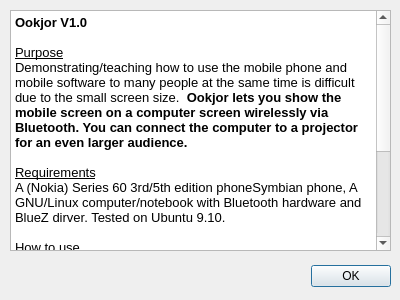
Old version of the form bin_src/aboutookjordialog.ui in the repository ykasidit/Ookjor.
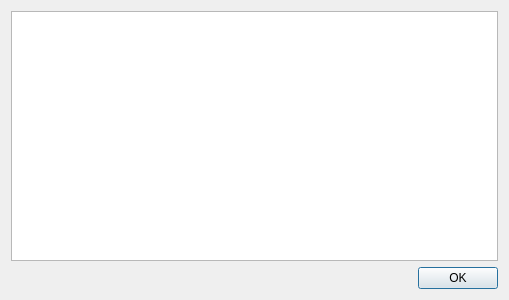
New version of the form.

Commit message: now about dlg loads from README

The edit to the form file:
```diff
--- a/bin_src/aboutookjordialog.ui
+++ b/bin_src/aboutookjordialog.ui
@@ -6,60 +6,36 @@
    <rect>
     <x>0</x>
     <y>0</y>
-    <width>400</width>
+    <width>509</width>
     <height>300</height>
    </rect>
   </property>
   <property name="windowTitle">
    <string>About Ookjor</string>
   </property>
-  <widget class="QDialogButtonBox" name="buttonBox">
-   <property name="geometry">
-    <rect>
-     <x>50</x>
-     <y>260</y>
-     <width>341</width>
-     <height>32</height>
-    </rect>
-   </property>
-   <property name="orientation">
-    <enum>Qt::Horizontal</enum>
-   </property>
-   <property name="standardButtons">
-    <set>QDialogButtonBox::Ok</set>
-   </property>
-  </widget>
-  <widget class="QTextBrowser" name="textBrowser">
-   <property name="geometry">
-    <rect>
-     <x>10</x>
-     <y>10</y>
-     <width>381</width>
-     <height>241</height>
-    </rect>
-   </property>
-   <property name="html">
-    <string>&lt;!DOCTYPE HTML PUBLIC &quot;-//W3C//DTD HTML 4.0//EN&quot; &quot;http://www.w3.org/TR/REC-html40/strict.dtd&quot;&gt;
+  <layout class="QVBoxLayout" name="verticalLayout">
+   <item>
+    <widget class="QTextBrowser" name="textBrowser">
+     <property name="html">
+      <string notr="true">&lt;!DOCTYPE HTML PUBLIC &quot;-//W3C//DTD HTML 4.0//EN&quot; &quot;http://www.w3.org/TR/REC-html40/strict.dtd&quot;&gt;
 &lt;html&gt;&lt;head&gt;&lt;meta name=&quot;qrichtext&quot; content=&quot;1&quot; /&gt;&lt;style type=&quot;text/css&quot;&gt;
 p, li { white-space: pre-wrap; }
 &lt;/style&gt;&lt;/head&gt;&lt;body style=&quot; font-family:'Sans'; font-size:10pt; font-weight:400; font-style:normal;&quot;&gt;
-&lt;p style=&quot; margin-top:0px; margin-bottom:0px; margin-left:0px; margin-right:0px; -qt-block-indent:0; text-indent:0px;&quot;&gt;&lt;span style=&quot; font-weight:600;&quot;&gt;Ookjor V1.0&lt;/span&gt;&lt;/p&gt;
-&lt;p style=&quot;-qt-paragraph-type:empty; margin-top:0px; margin-bottom:0px; margin-left:0px; margin-right:0px; -qt-block-indent:0; text-indent:0px; font-weight:600;&quot;&gt;&lt;/p&gt;
-&lt;p style=&quot; margin-top:0px; margin-bottom:0px; margin-left:0px; margin-right:0px; -qt-block-indent:0; text-indent:0px;&quot;&gt;&lt;span style=&quot; text-decoration: underline;&quot;&gt;Purpose&lt;/span&gt;&lt;/p&gt;
-&lt;p style=&quot; margin-top:0px; margin-bottom:0px; margin-left:0px; margin-right:0px; -qt-block-indent:0; text-indent:0px;&quot;&gt;Demonstrating/teaching how to use the mobile phone and mobile software to many people at the same time is difficult due to the small screen size.  &lt;span style=&quot; font-weight:600;&quot;&gt;Ookjor lets you show the mobile screen on a computer screen wirelessly via Bluetooth. You can connect the computer to a projector for an even larger audience. &lt;/span&gt;&lt;/p&gt;
-&lt;p style=&quot;-qt-paragraph-type:empty; margin-top:0px; margin-bottom:0px; margin-left:0px; margin-right:0px; -qt-block-indent:0; text-indent:0px; font-weight:600;&quot;&gt;&lt;/p&gt;
-&lt;p style=&quot; margin-top:0px; margin-bottom:0px; margin-left:0px; margin-right:0px; -qt-block-indent:0; text-indent:0px;&quot;&gt;&lt;span style=&quot; text-decoration: underline;&quot;&gt;Requirements&lt;/span&gt;&lt;/p&gt;
-&lt;p style=&quot; margin-top:0px; margin-bottom:0px; margin-left:0px; margin-right:0px; -qt-block-indent:0; text-indent:0px;&quot;&gt;A (Nokia) Series 60 3rd/5th edition phoneSymbian phone, A GNU/Linux computer/notebook with Bluetooth hardware and BlueZ dirver. Tested on Ubuntu 9.10.&lt;/p&gt;
-&lt;p style=&quot;-qt-paragraph-type:empty; margin-top:0px; margin-bottom:0px; margin-left:0px; margin-right:0px; -qt-block-indent:0; text-indent:0px;&quot;&gt;&lt;/p&gt;
-&lt;p style=&quot; margin-top:0px; margin-bottom:0px; margin-left:0px; margin-right:0px; -qt-block-indent:0; text-indent:0px;&quot;&gt;&lt;span style=&quot; text-decoration: underline;&quot;&gt;How to use&lt;/span&gt;&lt;/p&gt;
-&lt;p style=&quot; margin-top:0px; margin-bottom:0px; margin-left:0px; margin-right:0px; -qt-block-indent:0; text-indent:0px;&quot;&gt;You must first install and run the mobile Ookjor program on your phone, then press &quot;Connect to Mobile&quot; on your computer, select your phone and the mobile screen should start showing after a few seconds.&lt;/p&gt;
-&lt;p style=&quot;-qt-paragraph-type:empty; margin-top:0px; margin-bottom:0px; margin-left:0px; margin-right:0px; -qt-block-indent:0; text-indent:0px;&quot;&gt;&lt;/p&gt;
-&lt;p style=&quot; margin-top:0px; margin-bottom:0px; margin-left:0px; margin-right:0px; -qt-block-indent:0; text-indent:0px;&quot;&gt;&lt;span style=&quot; font-weight:600;&quot;&gt;Ookjor is Free Software. Released under the GNU GPL.&lt;/span&gt;&lt;/p&gt;
-&lt;p style=&quot;-qt-paragraph-type:empty; margin-top:0px; margin-bottom:0px; margin-left:0px; margin-right:0px; -qt-block-indent:0; text-indent:0px; font-weight:600;&quot;&gt;&lt;/p&gt;
-&lt;p style=&quot; margin-top:0px; margin-bottom:0px; margin-left:0px; margin-right:0px; -qt-block-indent:0; text-indent:0px;&quot;&gt;&lt;span style=&quot; font-weight:600;&quot;&gt;Developed by Kasidit Yusuf.&lt;/span&gt;&lt;/p&gt;
-&lt;p style=&quot; margin-top:0px; margin-bottom:0px; margin-left:0px; margin-right:0px; -qt-block-indent:0; text-indent:0px;&quot;&gt;&lt;span style=&quot; font-weight:600;&quot;&gt;Please visit the official page on www.ClearEvo.com for more info and source code.&lt;/span&gt;&lt;/p&gt;&lt;/body&gt;&lt;/html&gt;</string>
-   </property>
-  </widget>
+&lt;p style=&quot;-qt-paragraph-type:empty; margin-top:0px; margin-bottom:0px; margin-left:0px; margin-right:0px; -qt-block-indent:0; text-indent:0px;&quot;&gt;&lt;/p&gt;&lt;/body&gt;&lt;/html&gt;</string>
+     </property>
+    </widget>
+   </item>
+   <item>
+    <widget class="QDialogButtonBox" name="buttonBox">
+     <property name="orientation">
+      <enum>Qt::Horizontal</enum>
+     </property>
+     <property name="standardButtons">
+      <set>QDialogButtonBox::Ok</set>
+     </property>
+    </widget>
+   </item>
+  </layout>
  </widget>
  <resources/>
  <connections>
```
The commit also changes 2 other files.
